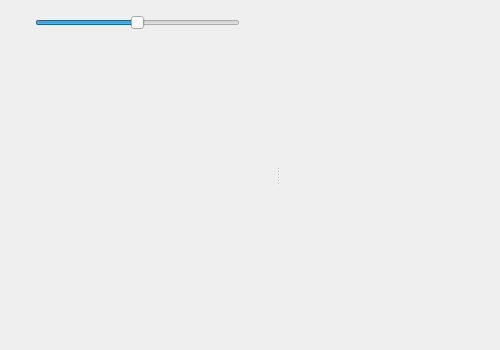
Qt form LEO_sniffy/modules/scope/scopewindow.ui (jirik09/Sniffy) before a commit.
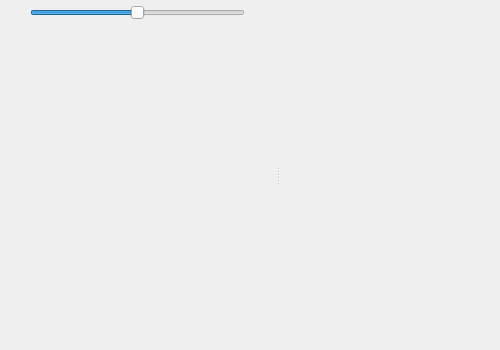
The same form after that commit.

Commit message: reducing GUI size

```diff
--- a/LEO_sniffy/modules/scope/scopewindow.ui
+++ b/LEO_sniffy/modules/scope/scopewindow.ui
@@ -61,16 +61,16 @@
         <number>0</number>
        </property>
        <property name="leftMargin">
-        <number>5</number>
+        <number>0</number>
        </property>
        <property name="topMargin">
-        <number>5</number>
+        <number>0</number>
        </property>
        <property name="rightMargin">
-        <number>5</number>
+        <number>0</number>
        </property>
        <property name="bottomMargin">
-        <number>5</number>
+        <number>0</number>
        </property>
        <item>
         <widget class="QWidget" name="widget_top" native="true">
@@ -103,7 +103,7 @@
            <number>30</number>
           </property>
           <property name="topMargin">
-           <number>10</number>
+           <number>5</number>
           </property>
           <property name="rightMargin">
            <number>30</number>
@@ -114,7 +114,7 @@
           <item>
            <widget class="QSlider" name="sliderSignal">
             <property name="sizePolicy">
-             <sizepolicy hsizetype="Expanding" vsizetype="Minimum">
+             <sizepolicy hsizetype="Expanding" vsizetype="Preferred">
               <horstretch>0</horstretch>
               <verstretch>0</verstretch>
              </sizepolicy>
@@ -156,7 +156,7 @@
          <property name="minimumSize">
           <size>
            <width>0</width>
-           <height>100</height>
+           <height>0</height>
           </size>
          </property>
          <property name="styleSheet">
@@ -255,7 +255,7 @@
            <number>0</number>
           </property>
           <property name="bottomMargin">
-           <number>5</number>
+           <number>3</number>
           </property>
           <item>
            <layout class="QVBoxLayout" name="verticalLayout_info">
```
Left out of the diff: 5 changed lines with no effect on the pictures. The commit also changes 6 other files.
